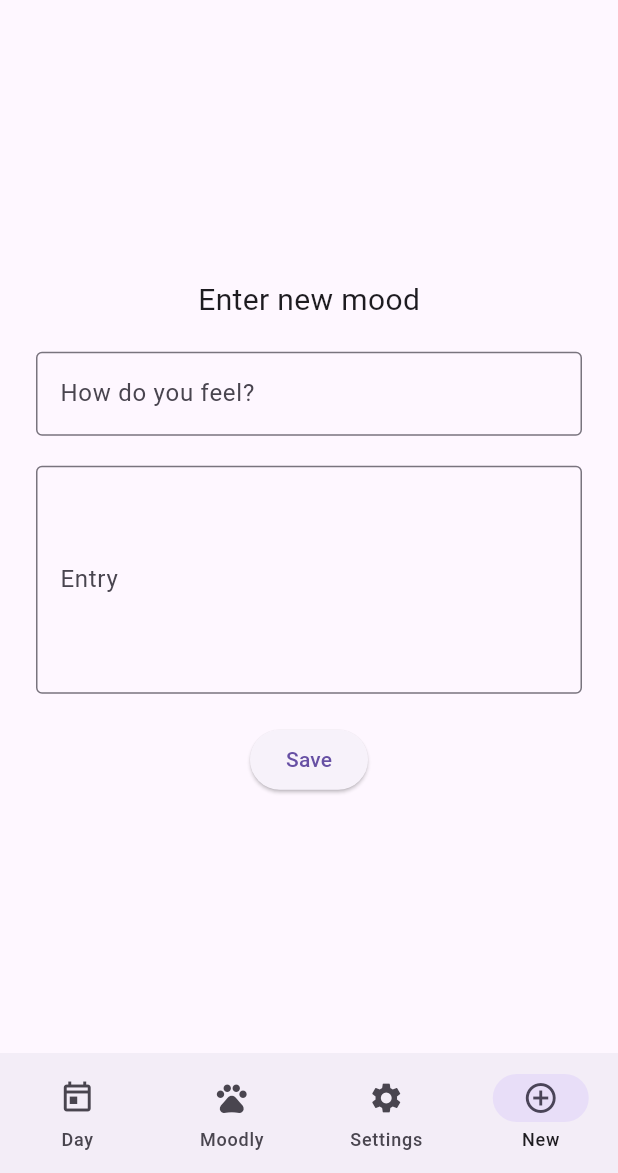
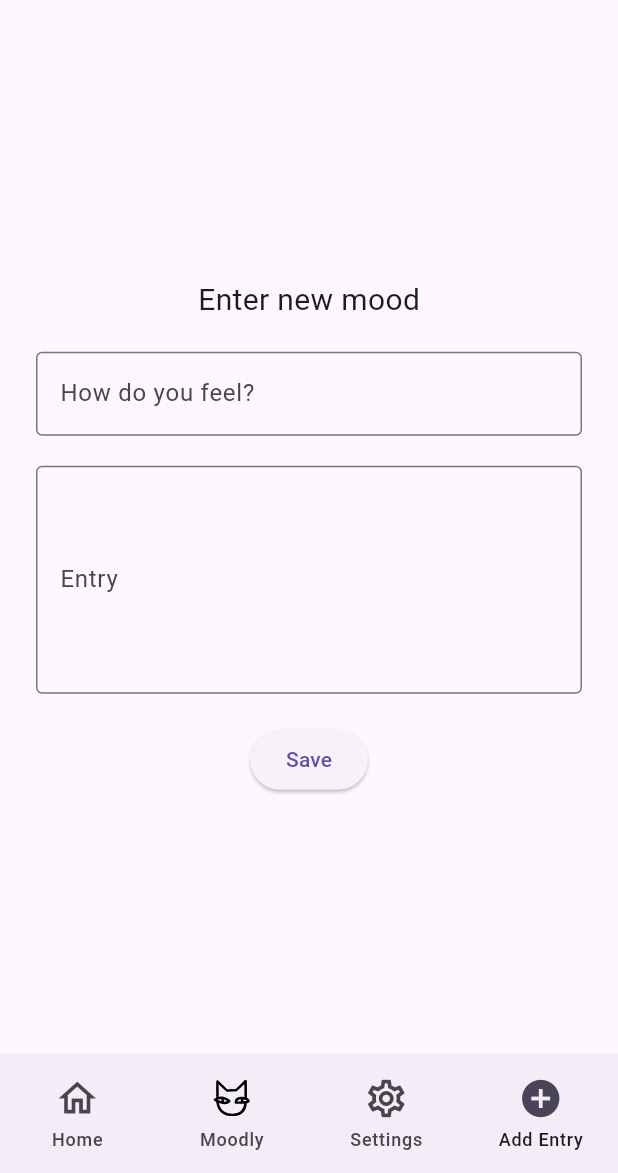
Before and after one commit to codemalcolm/moodly_client, a Flutter app: the screen it shows after launch, item 4 of the bottom bar chosen, on a phone screen of 412 x 824 dp, the part 63-1236 px from its top. Run offline on Flutter 3.47's test engine with Material 3 defaults, Android fonts, the phone set to English and light mode, and no system bars; our stand-ins replace flutter_svg; network calls fail; project files that could hold a hidden picture were left out.

Commit message:
add moodly icon to assets and readjust navigarionbar

```diff
--- a/lib/widgets/app_scaffold.dart
+++ b/lib/widgets/app_scaffold.dart
@@ -3,6 +3,7 @@ import 'package:moodly_client/screens/fasties_screen.dart';
 import '../screens/day_view_screen.dart';
 import '../screens/new_entry_screen.dart';
 import '../screens/settings_screen.dart';
+import 'package:flutter_svg/flutter_svg.dart';
 
 class AppScaffold extends StatelessWidget {
   final int currentIndex;
@@ -34,13 +35,37 @@ class AppScaffold extends StatelessWidget {
             Navigator.pushReplacementNamed(context, _routes[index]);
           }
         },
-        destinations: const <NavigationDestination>[
-          NavigationDestination(icon: Icon(Icons.today_outlined), label: 'Day'),
-          NavigationDestination(icon: Icon(Icons.pets), label: 'Moodly'),
-          NavigationDestination(icon: Icon(Icons.settings), label: 'Settings'),
+        indicatorColor: Colors.transparent,
+        destinations: <NavigationDestination>[
+          const NavigationDestination(
+            icon: Icon(Icons.home_outlined, size: 30.0),
+            selectedIcon: Icon(Icons.home, size: 30.0),
+            label: 'Home',
+          ),
           NavigationDestination(
-            icon: Icon(Icons.add_circle_outline),
-            label: 'New',
+            icon: SvgPicture.asset(
+              'assets/icons/moodly_icon_outlined.svg',
+              width: 30,
+              height: 30,
+              color: Colors.black,
+            ),
+            selectedIcon: SvgPicture.asset(
+              'assets/icons/moodly_icon.svg',
+              width: 30,
+              height: 30,
+              color: Colors.black,
+            ),
+            label: 'Moodly',
+          ),
+          const NavigationDestination(
+            icon: Icon(Icons.settings_outlined, size: 30.0),
+            selectedIcon: Icon(Icons.settings, size: 30.0),
+            label: 'Settings',
+          ),
+          const NavigationDestination(
+            icon: Icon(Icons.add_circle_outline, size: 30.0),
+            selectedIcon: Icon(Icons.add_circle, size: 30.0),
+            label: 'Add Entry',
           ),
         ],
       ),
--- a/pubspec.yaml
+++ b/pubspec.yaml
@@ -9,6 +9,7 @@ environment:
 dependencies:
   flutter:
     sdk: flutter
+  flutter_svg: ^2.0.7
   http: ^1.3.0
 
 
@@ -20,6 +21,10 @@ dev_dependencies:
 flutter:
   uses-material-design: true
 
+  assets:
+   - assets/icons/moodly_icon.svg
+   - assets/icons/moodly_icon_outlined.svg
+
   fonts:
     - family: Montserrat
       fonts:
```
Also changed, not shown: assets/icons/moodly_icon.svg (added), assets/icons/moodly_icon_outlined.svg (added), pubspec.lock.
